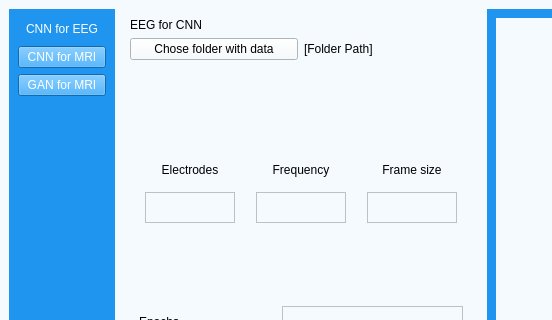
First picture: the form in UI/aUI_projekt_EEG.ui, repository matimusial/ADHDPredictorApp, before the edit; both pictures show x 0 to 552 and y 0 to 320 of the 1280 by 760 pixel window.
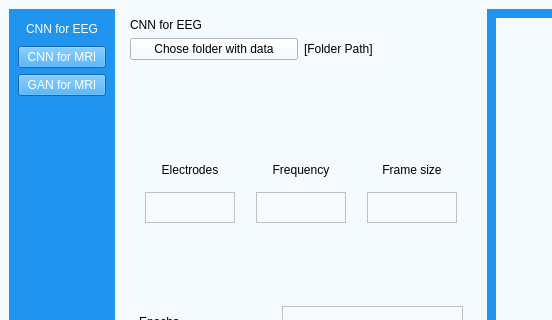
Second picture: the form after the edit. Icons and pictures are not drawn.

Commit message: label text correction

The edit to the form file:
```diff
--- a/UI/aUI_projekt_EEG.ui
+++ b/UI/aUI_projekt_EEG.ui
@@ -183,7 +183,7 @@
            <item row="0" column="0">
             <widget class="QLabel" name="window_name">
              <property name="text">
-              <string>EEG for CNN</string>
+              <string>CNN for EEG</string>
              </property>
              <property name="scaledContents">
               <bool>false</bool>
```
The commit also changes 2 other files.
